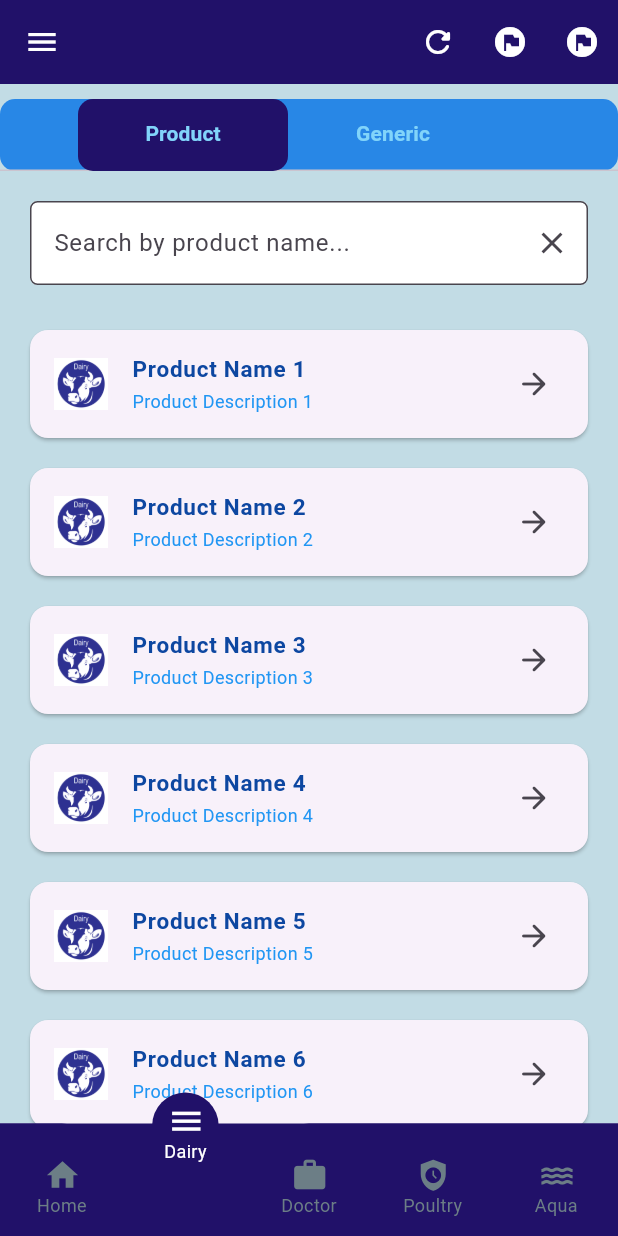
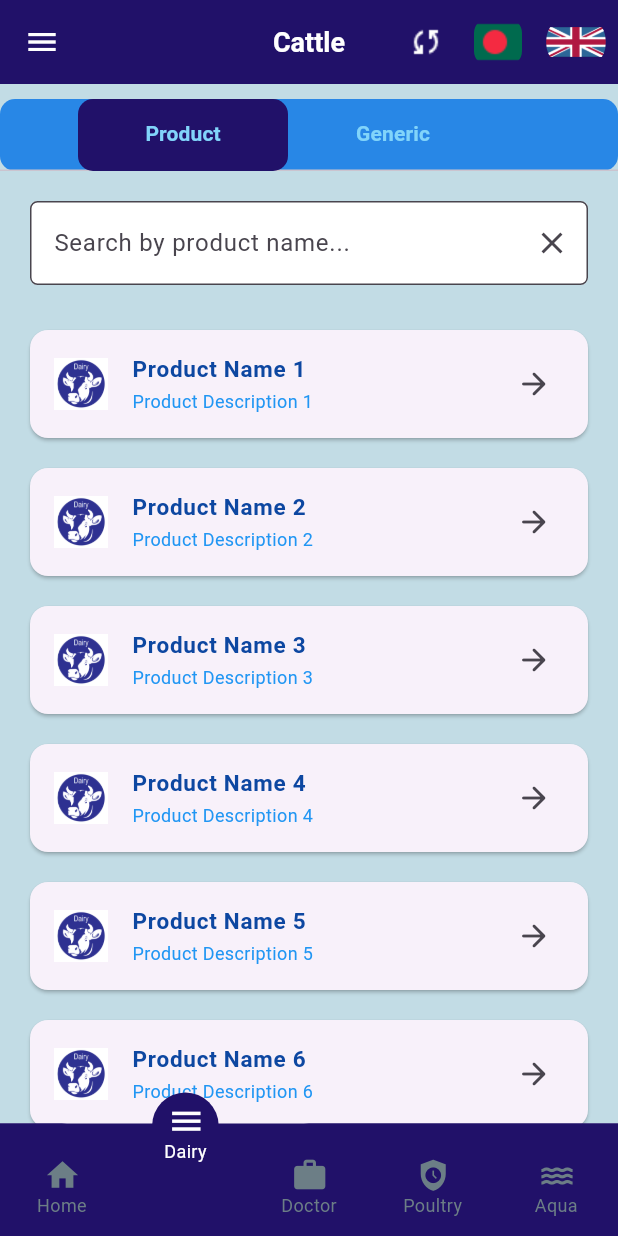
Before and after one commit to Farihazultana/Vet-Health, a Flutter app: the screen it shows after launch, swiped to page 2, on a phone screen of 412 x 824 dp. Run offline on Flutter 3.47's test engine with Material 2 defaults, Android fonts, the phone set to English and light mode, and no system bars; drawn by our look-alikes of curved_navigation_bar; our stand-ins replace carousel_slider, smooth_page_indicator.

Commit message:
Dynamically Appbar title changes

```diff
--- a/vet_health/lib/views/root.dart
+++ b/vet_health/lib/views/root.dart
@@ -18,6 +18,7 @@ class Root extends StatefulWidget {
 class _Root extends State<Root> {
   int selectedIndex = 0;
   final PageController _pageController = PageController();
+  String appBarTitle = '';
 
   final List<Widget> _pages = [
     const HomePage(),
@@ -32,27 +33,28 @@ class _Root extends State<Root> {
     return Scaffold(
       drawer: const MyNavDrawer(),
       appBar: AppBar(
+        title: Text(appBarTitle, textAlign: TextAlign.start, style: const TextStyle(color: Colors.white, fontWeight: FontWeight.bold, fontSize: 18),),
         iconTheme: const IconThemeData(color: Colors.white),
         centerTitle: true,
         actions: [
           IconButton(
-              onPressed: () {},
-              icon: const Icon(
-                Icons.refresh_rounded,
-                color: Colors.white,
-              )),
+            onPressed: () {},
+            icon: Image.asset(
+              'assets/images/icons/sync.png',
+              color: Colors.white,
+            ),
+          ),
+          IconButton(
+            onPressed: () {},
+            icon: ClipRRect(
+                borderRadius: BorderRadius.circular(10),
+                child: Image.asset('assets/images/icons/bangladesh.png')),
+          ),
           IconButton(
               onPressed: () {},
-              icon: const Icon(
-                Icons.flag_circle,
-                color: Colors.white,
-              )),
-          IconButton(
-              onPressed: () {},
-              icon: const Icon(
-                Icons.flag_circle,
-                color: Colors.white,
-              )),
+              icon: ClipRRect(
+                  borderRadius: BorderRadius.circular(20),
+                  child: Image.asset('assets/images/icons/uk.png'))),
         ],
         backgroundColor: const Color.fromARGB(255, 33, 17, 105),
       ),
@@ -61,7 +63,39 @@ class _Root extends State<Root> {
         onPageChanged: (index) {
           setState(() {
             selectedIndex = index;
+            switch (index) {
+              case 0:
+                {
+                  appBarTitle = '';
+                }
+                break;
+              case 1:
+                {
+                  appBarTitle = 'Cattle';
+                }
+                break;
+              case 2:
+                {
+                  appBarTitle = 'Prescription';
+                }
+                break;
+              case 3:
+                {
+                  appBarTitle = 'Poultry';
+                }
+                break;
+              case 4:
+                {
+                  appBarTitle = 'Aqua';
+                }
+                break;
+            }
           });
+          _pageController.animateToPage(
+            index,
+            duration: const Duration(milliseconds: 300),
+            curve: Curves.easeInOut,
+          );
         },
         children: _pages,
       ),
@@ -104,15 +138,21 @@ class _Root extends State<Root> {
             backgroundColor: Colors.transparent,
             radius: 12,
             child: Center(
-                child: Icon(iconData,
-                    size: 25,
-                     color: isSelected ? Colors.white : Color.fromARGB(255, 108, 126, 134),)),
+                child: Icon(
+              iconData,
+              size: 25,
+              color: isSelected
+                  ? Colors.white
+                  : Color.fromARGB(255, 108, 126, 134),
+            )),
           ),
           Text(
             label,
             style: TextStyle(
-               color: isSelected ? Colors.white : Color.fromARGB(255, 108, 126, 134), fontSize: 12
-            ),
+                color: isSelected
+                    ? Colors.white
+                    : Color.fromARGB(255, 108, 126, 134),
+                fontSize: 12),
           ),
         ],
       ),
```
